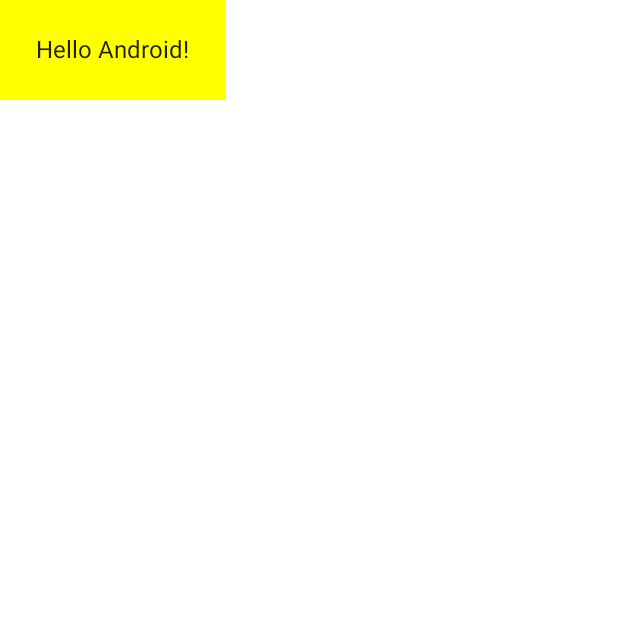
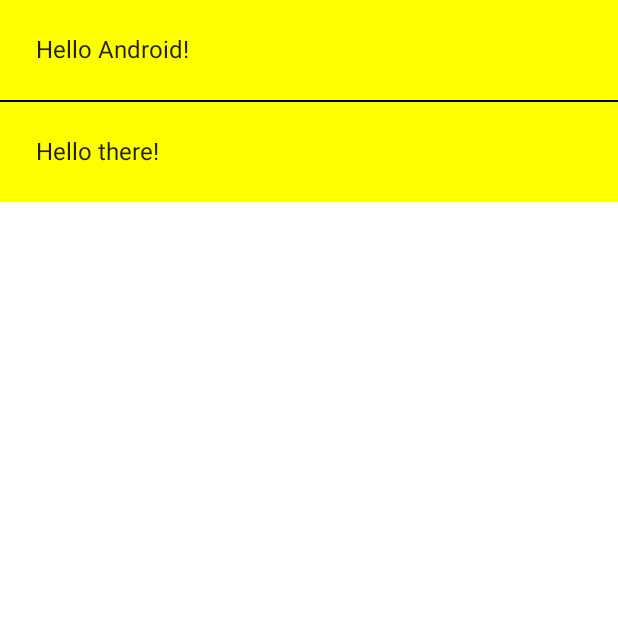
Before and after one commit to Jesen0823/UseCompose, an Android app built with Jetpack Compose: the screen it shows after launch (MainActivity), on a phone screen of 412 x 824 dp, the top half of it. Run offline under Robolectric (Android 15) with nearby library versions, the phone set to English and light mode, and no system bars.

Commit message:
[First Compose] add MyScreenContent contain Column

```diff
--- a/app/src/main/java/com/example/usecompose/MainActivity.kt
+++ b/app/src/main/java/com/example/usecompose/MainActivity.kt
@@ -3,7 +3,9 @@ package com.example.usecompose
 import android.os.Bundle
 import androidx.activity.ComponentActivity
 import androidx.activity.compose.setContent
+import androidx.compose.foundation.layout.Column
 import androidx.compose.foundation.layout.padding
+import androidx.compose.material.Divider
 import androidx.compose.material.MaterialTheme
 import androidx.compose.material.Surface
 import androidx.compose.material.Text
@@ -18,28 +20,41 @@ class MainActivity : ComponentActivity() {
     override fun onCreate(savedInstanceState: Bundle?) {
         super.onCreate(savedInstanceState)
         setContent {
-            MyApp()
+            MyApp {
+                MyScreenContent()
+            }
         }
     }
 }
 
 @Composable
-fun MyApp(){
+fun MyApp(content: @Composable () -> Unit) {
     UseComposeTheme {
         // A surface container using the 'background' color from the theme
         Surface(color = Color.Yellow) {
-            Greeting("Android")
+            content()
         }
     }
 }
 
 @Composable
 fun Greeting(name: String) {
-        Text(text = "Hello $name!", modifier = Modifier.padding(24.dp))
+    Text(text = "Hello $name!", modifier = Modifier.padding(24.dp))
 }
 
-@Preview
+@Composable
+fun MyScreenContent(){
+    Column() {
+        Greeting(name = "Android")
+        Divider(color = Color.Black)
+        Greeting("there")
+    }
+}
+
+@Preview("MyScreen preview")
 @Composable
 fun DefaultPreview() {
-    MyApp()
+    MyApp {
+        MyScreenContent()
+    }
 }
```
